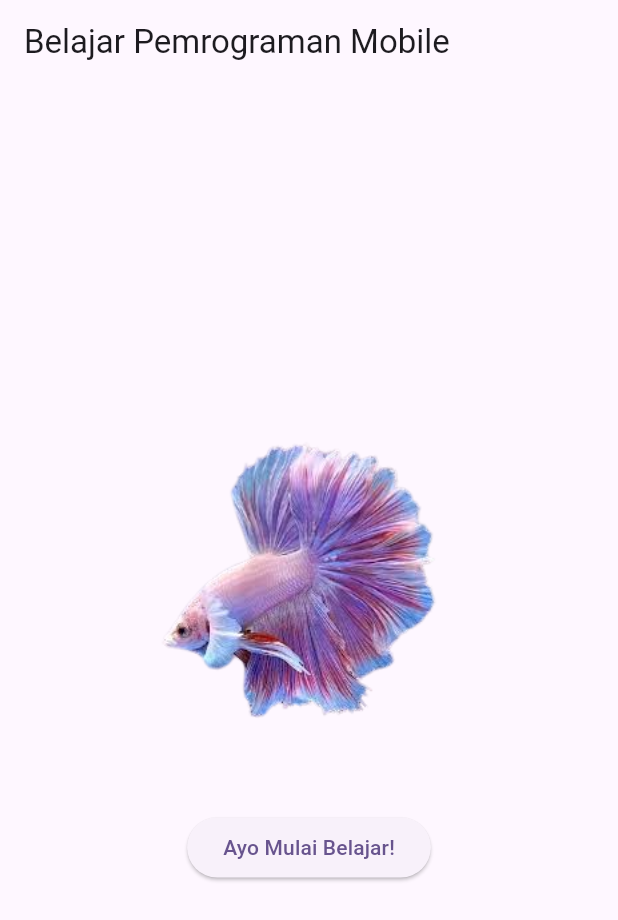
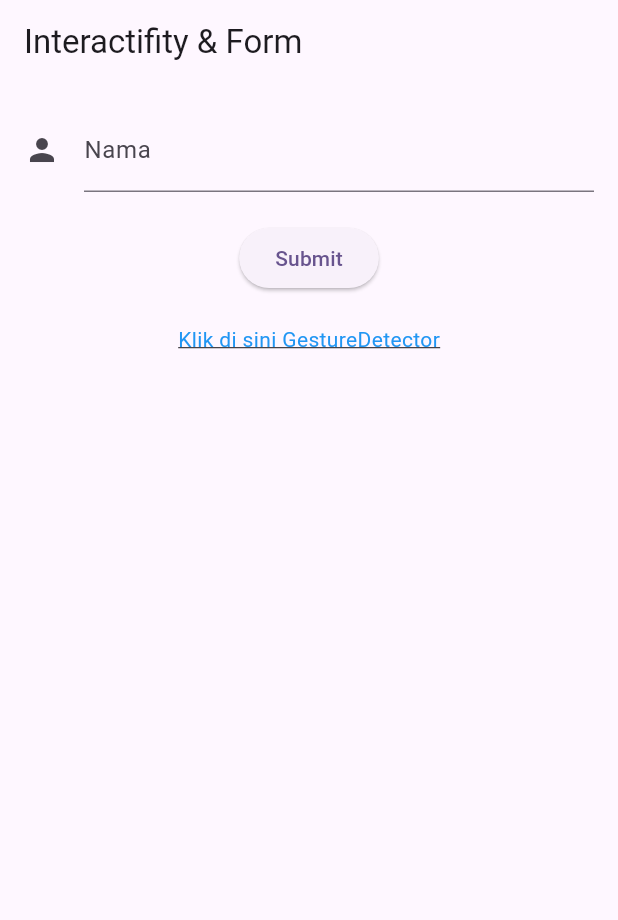
Before and after one commit to AbdulGhodir/prak-mobilelanjut-2417051054, a Flutter app: the screen it shows after launch, on a phone screen of 412 x 824 dp. Shown: the top 920 px of the screen. Run offline on Flutter 3.47's test engine with Material 3 defaults, Android fonts, the phone set to English and light mode, and no system bars.

Commit message:
Pertemuan 4: Interactifity & Form

```diff
--- /dev/null
+++ b/lib/form_widget.dart
@@ -0,0 +1,85 @@
+import 'package:flutter/material.dart';
+
+class FormWidget extends StatefulWidget {
+  const FormWidget({super.key});
+
+  @override
+  State<FormWidget> createState() => _FormWidgetState();
+}
+
+class _FormWidgetState extends State<FormWidget> {
+  final _formKey = GlobalKey<FormState>();
+  final TextEditingController _nameController = TextEditingController();
+
+  @override
+  Widget build(BuildContext context) {
+    return Scaffold(
+      appBar: AppBar(title: Text("Interactifity & Form")),
+      body: Padding(
+        padding: EdgeInsets.all(16.0),
+        child: Form(
+          key: _formKey,
+          child: Column(
+            children: [
+              TextFormField(
+                controller: _nameController,
+                decoration: const InputDecoration(
+                  icon: Icon(Icons.person),
+                  hintText: "Masukkan Nama",
+                  labelText: "Nama",
+                ),
+                validator: (value) =>
+                    value!.isEmpty ? "Nama tidak boleh kosong!" : null,
+              ),
+              const SizedBox(height: 20),
+
+              ElevatedButton(
+                onPressed: () {
+                  if (_formKey.currentState!.validate()) {
+                    showDialog(
+                      context: context,
+                      builder: (context) => AlertDialog(
+                        title: const Text("Sukses"),
+                        content: Text('Halo ${_nameController.text}!'),
+                        actions: [
+                          TextButton(
+                            onPressed: () => Navigator.pop(context),
+                            child: const Text("OK"),
+                          ),
+                        ],
+                      ),
+                    );
+                  }
+                },
+
+                child: Text("Submit"),
+              ),
+
+              const SizedBox(height: 20),
+
+              GestureDetector(
+                onTap: () {
+                  showModalBottomSheet(
+                    context: context,
+                    builder: (context) => const Padding(
+                      padding: EdgeInsets.all(20),
+                      child: Text('Ini Button Sheet dari GestureDetector'),
+                    ),
+                  );
+                },
+
+                child: const Text(
+                  "Klik di sini GestureDetector",
+                  style: TextStyle(
+                    color: Colors.blue,
+                    decoration: TextDecoration.underline
+                  )
+                ),
+              ),
+            ],
+          ),
+        ),
+      ),
+    );
+  }
+}
--- a/lib/main.dart
+++ b/lib/main.dart
@@ -1,5 +1,6 @@
 import 'package:flutter/material.dart';
 import 'package:prakmola_abdul/first_widget.dart';
+import 'package:prakmola_abdul/form_widget.dart';
 
 void main() {
   runApp(const MyApp());
@@ -17,7 +18,7 @@ class MyApp extends StatelessWidget {
           seedColor: Colors.deepPurple
         )
       ),
-      home: const FirstWidget(),
+      home: const FormWidget(),
     );
   }
 }
```
